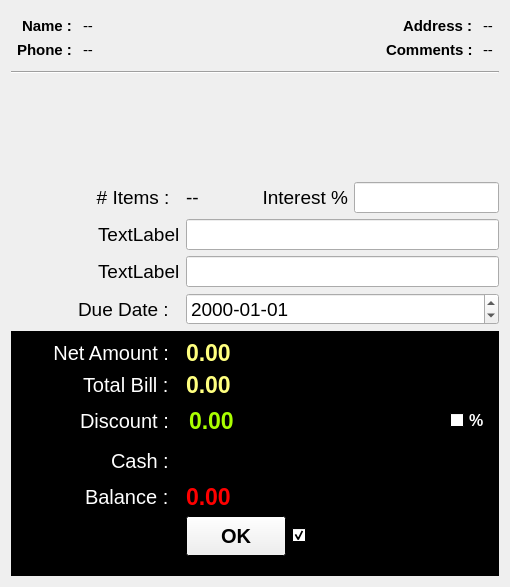
Above: estorecpp/singlepayment.ui from Watti/estorecpp before the change. Below: the same form after it.
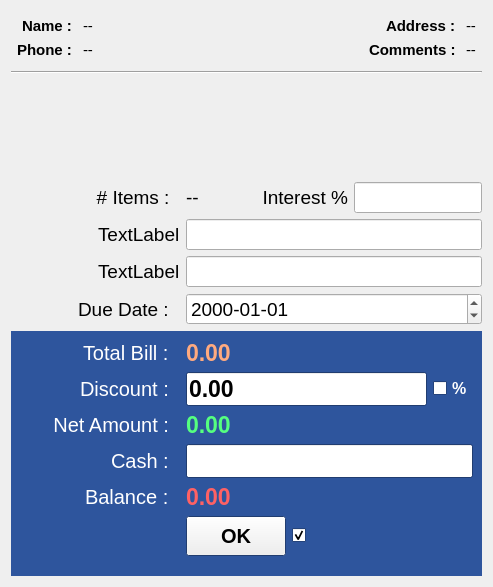
That is the form after the change. Icons and pictures are not drawn.

Patch:
```diff
--- a/estorecpp/singlepayment.ui
+++ b/estorecpp/singlepayment.ui
@@ -6,7 +6,7 @@
    <rect>
     <x>0</x>
     <y>0</y>
-    <width>510</width>
+    <width>493</width>
     <height>587</height>
    </rect>
   </property>
@@ -665,9 +665,9 @@
         <colorrole role="Window">
          <brush brushstyle="SolidPattern">
           <color alpha="255">
-           <red>0</red>
-           <green>0</green>
-           <blue>0</blue>
+           <red>46</red>
+           <green>85</green>
+           <blue>157</blue>
           </color>
          </brush>
         </colorrole>
@@ -685,9 +685,9 @@
         <colorrole role="Window">
          <brush brushstyle="SolidPattern">
           <color alpha="255">
-           <red>0</red>
-           <green>0</green>
-           <blue>0</blue>
+           <red>46</red>
+           <green>85</green>
+           <blue>157</blue>
           </color>
          </brush>
         </colorrole>
@@ -696,18 +696,18 @@
         <colorrole role="Base">
          <brush brushstyle="SolidPattern">
           <color alpha="255">
-           <red>0</red>
-           <green>0</green>
-           <blue>0</blue>
+           <red>46</red>
+           <green>85</green>
+           <blue>157</blue>
           </color>
          </brush>
         </colorrole>
         <colorrole role="Window">
          <brush brushstyle="SolidPattern">
           <color alpha="255">
-           <red>0</red>
-           <green>0</green>
-           <blue>0</blue>
+           <red>46</red>
+           <green>85</green>
+           <blue>157</blue>
           </color>
          </brush>
         </colorrole>
@@ -722,171 +722,6 @@
        <set>Qt::AlignRight|Qt::AlignTrailing|Qt::AlignVCenter</set>
       </property>
       <item row="0" column="0">
-       <widget class="QLabel" name="label_2">
-        <property name="minimumSize">
-         <size>
-          <width>160</width>
-          <height>0</height>
-         </size>
-        </property>
-        <property name="palette">
-         <palette>
-          <active>
-           <colorrole role="WindowText">
-            <brush brushstyle="SolidPattern">
-             <color alpha="255">
-              <red>255</red>
-              <green>255</green>
-              <blue>255</blue>
-             </color>
-            </brush>
-           </colorrole>
-           <colorrole role="Base">
-            <brush brushstyle="SolidPattern">
-             <color alpha="255">
-              <red>255</red>
-              <green>255</green>
-              <blue>255</blue>
-             </color>
-            </brush>
-           </colorrole>
-           <colorrole role="Window">
-            <brush brushstyle="SolidPattern">
-             <color alpha="255">
-              <red>0</red>
-              <green>0</green>
-              <blue>0</blue>
-             </color>
-            </brush>
-           </colorrole>
-          </active>
-          <inactive>
-           <colorrole role="WindowText">
-            <brush brushstyle="SolidPattern">
-             <color alpha="255">
-              <red>255</red>
-              <green>255</green>
-              <blue>255</blue>
-             </color>
-            </brush>
-           </colorrole>
-           <colorrole role="Base">
-            <brush brushstyle="SolidPattern">
-             <color alpha="255">
-              <red>255</red>
-              <green>255</green>
-              <blue>255</blue>
-             </color>
-            </brush>
-           </colorrole>
-           <colorrole role="Window">
-            <brush brushstyle="SolidPattern">
-             <color alpha="255">
-              <red>0</red>
-              <green>0</green>
-              <blue>0</blue>
-             </color>
-            </brush>
-           </colorrole>
-          </inactive>
-          <disabled>
-           <colorrole role="WindowText">
-            <brush brushstyle="SolidPattern">
-             <color alpha="255">
-              <red>120</red>
-              <green>120</green>
-              <blue>120</blue>
-             </color>
-            </brush>
-           </colorrole>
-           <colorrole role="Base">
-            <brush brushstyle="SolidPattern">
-             <color alpha="255">
-              <red>0</red>
-              <green>0</green>
-              <blue>0</blue>
-             </color>
-            </brush>
-           </colorrole>
-           <colorrole role="Window">
-            <brush brushstyle="SolidPattern">
-             <color alpha="255">
-              <red>0</red>
-              <green>0</green>
-              <blue>0</blue>
-             </color>
-            </brush>
-           </colorrole>
-          </disabled>
-         </palette>
-        </property>
-        <property name="font">
-         <font>
-          <pointsize>15</pointsize>
-          <weight>50</weight>
-          <bold>false</bold>
-         </font>
-        </property>
-        <property name="text">
-         <string>Net Amount :  </string>
-        </property>
-        <property name="alignment">
-         <set>Qt::AlignRight|Qt::AlignTrailing|Qt::AlignVCenter</set>
-        </property>
-       </widget>
-      </item>
-      <item row="0" column="1">
-       <widget class="QLabel" name="netAmountLbl">
-        <property name="palette">
-         <palette>
-          <active>
-           <colorrole role="WindowText">
-            <brush brushstyle="SolidPattern">
-             <color alpha="255">
-              <red>255</red>
-              <green>255</green>
-              <blue>127</blue>
-             </color>
-            </brush>
-           </colorrole>
-          </active>
-          <inactive>
-           <colorrole role="WindowText">
-            <brush brushstyle="SolidPattern">
-             <color alpha="255">
-              <red>255</red>
-              <green>255</green>
-              <blue>127</blue>
-             </color>
-            </brush>
-           </colorrole>
-          </inactive>
-          <disabled>
-           <colorrole role="WindowText">
-            <brush brushstyle="SolidPattern">
-             <color alpha="255">
-              <red>120</red>
-              <green>120</green>
-              <blue>120</blue>
-             </color>
-            </brush>
-           </colorrole>
-          </disabled>
-         </palette>
-        </property>
-        <property name="font">
-         <font>
-          <pointsize>17</pointsize>
-          <weight>75</weight>
-          <bold>true</bold>
-         </font>
-        </property>
-        <property name="text">
-         <string>0.00</string>
-        </property>
-       </widget>
-      </item>
-      <item row="1" column="0">
        <widget class="QLabel" name="label_5">
         <property name="palette">
          <palette>
@@ -935,7 +770,7 @@
         </property>
        </widget>
       </item>
-      <item row="1" column="1">
+      <item row="0" column="1">
        <widget class="QLabel" name="totalBillLbl">
         <property name="palette">
          <palette>
@@ -944,7 +779,7 @@
             <brush brushstyle="SolidPattern">
              <color alpha="255">
               <red>255</red>
-              <green>255</green>
+              <green>170</green>
               <blue>127</blue>
              </color>
             </brush>
@@ -955,7 +790,7 @@
             <brush brushstyle="SolidPattern">
              <color alpha="255">
               <red>255</red>
-              <green>255</green>
+              <green>170</green>
               <blue>127</blue>
              </color>
             </brush>
@@ -986,7 +821,7 @@
         </property>
        </widget>
       </item>
-      <item row="2" column="0">
+      <item row="1" column="0">
        <widget class="QLabel" name="label_11">
         <property name="palette">
          <palette>
@@ -1037,7 +872,7 @@
         </property>
        </widget>
       </item>
-      <item row="2" column="1">
+      <item row="1" column="1">
        <layout class="QHBoxLayout" name="horizontalLayout_5">
         <item>
          <widget class="QLineEdit" name="discountText">
@@ -1047,8 +882,8 @@
              <colorrole role="Text">
               <brush brushstyle="SolidPattern">
                <color alpha="255">
-                <red>170</red>
-                <green>255</green>
+                <red>0</red>
+                <green>0</green>
                 <blue>0</blue>
                </color>
               </brush>
@@ -1056,9 +891,9 @@
              <colorrole role="Base">
               <brush brushstyle="SolidPattern">
                <color alpha="255">
-                <red>0</red>
-                <green>0</green>
-                <blue>0</blue>
+                <red>255</red>
+                <green>255</green>
+                <blue>255</blue>
                </color>
               </brush>
              </colorrole>
@@ -1067,8 +902,8 @@
              <colorrole role="Text">
               <brush brushstyle="SolidPattern">
                <color alpha="255">
-                <red>170</red>
-                <green>255</green>
+                <red>0</red>
+                <green>0</green>
                 <blue>0</blue>
                </color>
               </brush>
@@ -1076,9 +911,9 @@
              <colorrole role="Base">
               <brush brushstyle="SolidPattern">
                <color alpha="255">
-                <red>0</red>
-                <green>0</green>
-                <blue>0</blue>
+                <red>255</red>
+                <green>255</green>
+                <blue>255</blue>
                </color>
               </brush>
              </colorrole>
@@ -1170,6 +1005,171 @@
         </item>
        </layout>
       </item>
+      <item row="2" column="0">
+       <widget class="QLabel" name="label_2">
+        <property name="minimumSize">
+         <size>
+          <width>160</width>
+          <height>0</height>
+         </size>
+        </property>
+        <property name="palette">
+         <palette>
+          <active>
+           <colorrole role="WindowText">
+            <brush brushstyle="SolidPattern">
+             <color alpha="255">
+              <red>255</red>
+              <green>255</green>
+              <blue>255</blue>
+             </color>
+            </brush>
+           </colorrole>
+           <colorrole role="Base">
+            <brush brushstyle="SolidPattern">
+             <color alpha="255">
+              <red>255</red>
+              <green>255</green>
+              <blue>255</blue>
+             </color>
+            </brush>
+           </colorrole>
+           <colorrole role="Window">
+            <brush brushstyle="SolidPattern">
+             <color alpha="255">
+              <red>0</red>
+              <green>0</green>
+              <blue>0</blue>
+             </color>
+            </brush>
+           </colorrole>
+          </active>
+          <inactive>
+           <colorrole role="WindowText">
+            <brush brushstyle="SolidPattern">
+             <color alpha="255">
+              <red>255</red>
+              <green>255</green>
+              <blue>255</blue>
+             </color>
+            </brush>
+           </colorrole>
+           <colorrole role="Base">
+            <brush brushstyle="SolidPattern">
+             <color alpha="255">
+              <red>255</red>
+              <green>255</green>
+              <blue>255</blue>
+             </color>
+            </brush>
+           </colorrole>
+           <colorrole role="Window">
+            <brush brushstyle="SolidPattern">
+             <color alpha="255">
+              <red>0</red>
+              <green>0</green>
+              <blue>0</blue>
+             </color>
+            </brush>
+           </colorrole>
+          </inactive>
+          <disabled>
+           <colorrole role="WindowText">
+            <brush brushstyle="SolidPattern">
+             <color alpha="255">
+              <red>120</red>
+              <green>120</green>
+              <blue>120</blue>
+             </color>
+            </brush>
+           </colorrole>
+           <colorrole role="Base">
+            <brush brushstyle="SolidPattern">
+             <color alpha="255">
+              <red>0</red>
+              <green>0</green>
+              <blue>0</blue>
+             </color>
+            </brush>
+           </colorrole>
+           <colorrole role="Window">
+            <brush brushstyle="SolidPattern">
+             <color alpha="255">
+              <red>0</red>
+              <green>0</green>
+              <blue>0</blue>
+             </color>
+            </brush>
+           </colorrole>
+          </disabled>
+         </palette>
+        </property>
+        <property name="font">
+         <font>
+          <pointsize>15</pointsize>
+          <weight>50</weight>
+          <bold>false</bold>
+         </font>
+        </property>
+        <property name="text">
+         <string>Net Amount :  </string>
+        </property>
+        <property name="alignment">
+         <set>Qt::AlignRight|Qt::AlignTrailing|Qt::AlignVCenter</set>
+        </property>
+       </widget>
+      </item>
+      <item row="2" column="1">
+       <widget class="QLabel" name="netAmountLbl">
+        <property name="palette">
+         <palette>
+          <active>
+           <colorrole role="WindowText">
+            <brush brushstyle="SolidPattern">
+             <color alpha="255">
+              <red>85</red>
+              <green>255</green>
+              <blue>127</blue>
+             </color>
+            </brush>
+           </colorrole>
+          </active>
+          <inactive>
+           <colorrole role="WindowText">
+            <brush brushstyle="SolidPattern">
+             <color alpha="255">
+              <red>85</red>
+              <green>255</green>
+              <blue>127</blue>
+             </color>
+            </brush>
+           </colorrole>
+          </inactive>
+          <disabled>
+           <colorrole role="WindowText">
+            <brush brushstyle="SolidPattern">
+             <color alpha="255">
+              <red>120</red>
+              <green>120</green>
+              <blue>120</blue>
+             </color>
+            </brush>
+           </colorrole>
+          </disabled>
+         </palette>
+        </property>
+        <property name="font">
+         <font>
+          <pointsize>17</pointsize>
+          <weight>75</weight>
+          <bold>true</bold>
+         </font>
+        </property>
+        <property name="text">
+         <string>0.00</string>
+        </property>
+       </widget>
+      </item>
       <item row="3" column="0">
        <widget class="QLabel" name="paymentType">
         <property name="palette">
@@ -1229,8 +1229,8 @@
            <colorrole role="Text">
             <brush brushstyle="SolidPattern">
              <color alpha="255">
-              <red>170</red>
-              <green>255</green>
+              <red>0</red>
+              <green>0</green>
               <blue>0</blue>
              </color>
             </brush>
@@ -1238,9 +1238,9 @@
            <colorrole role="Base">
             <brush brushstyle="SolidPattern">
              <color alpha="255">
-              <red>0</red>
-              <green>0</green>
-              <blue>0</blue>
+              <red>255</red>
+              <green>255</green>
+              <blue>255</blue>
              </color>
             </brush>
            </colorrole>
@@ -1249,8 +1249,8 @@
            <colorrole role="Text">
             <brush brushstyle="SolidPattern">
              <color alpha="255">
-              <red>170</red>
-              <green>255</green>
+              <red>0</red>
+              <green>0</green>
               <blue>0</blue>
              </color>
             </brush>
@@ -1258,9 +1258,9 @@
            <colorrole role="Base">
             <brush brushstyle="SolidPattern">
              <color alpha="255">
-              <red>0</red>
-              <green>0</green>
-              <blue>0</blue>
+              <red>255</red>
+              <green>255</green>
+              <blue>255</blue>
              </color>
             </brush>
            </colorrole>
@@ -1356,8 +1356,8 @@
             <brush brushstyle="SolidPattern">
              <color alpha="255">
               <red>255</red>
-              <green>0</green>
-              <blue>0</blue>
+              <green>97</green>
+              <blue>100</blue>
              </color>
             </brush>
            </colorrole>
@@ -1367,8 +1367,8 @@
             <brush brushstyle="SolidPattern">
              <color alpha="255">
               <red>255</red>
-              <green>0</green>
-              <blue>0</blue>
+              <green>97</green>
+              <blue>100</blue>
              </color>
             </brush>
            </colorrole>
```
Left out of the diff: 16 changed lines with no effect on the pictures.
